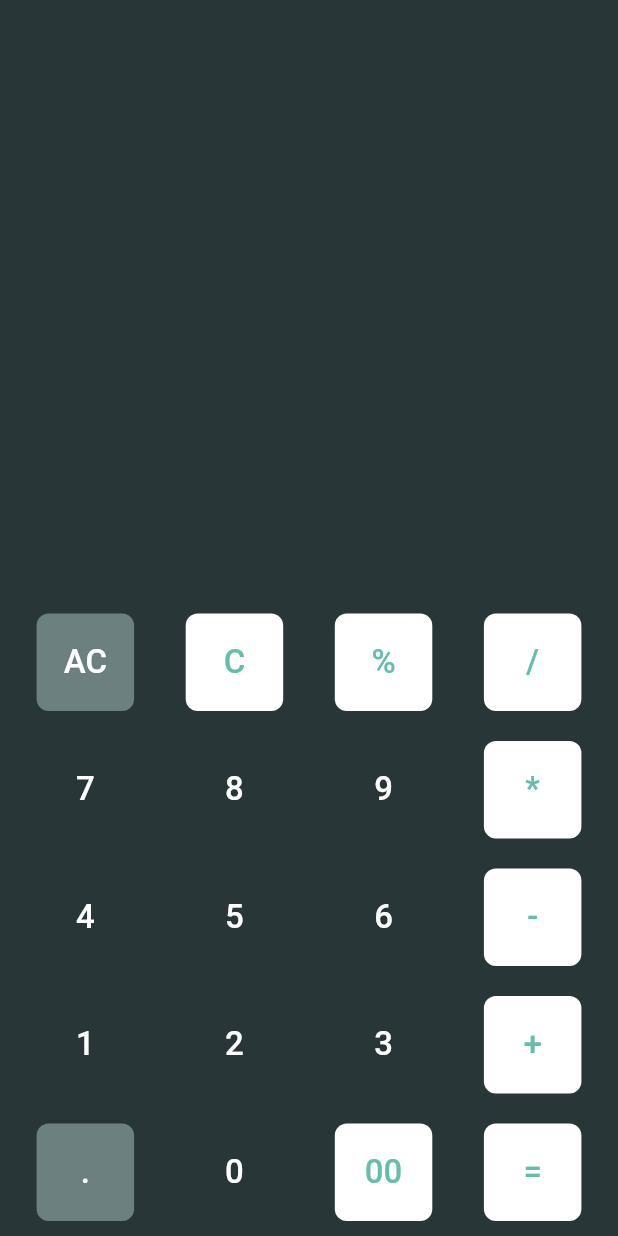
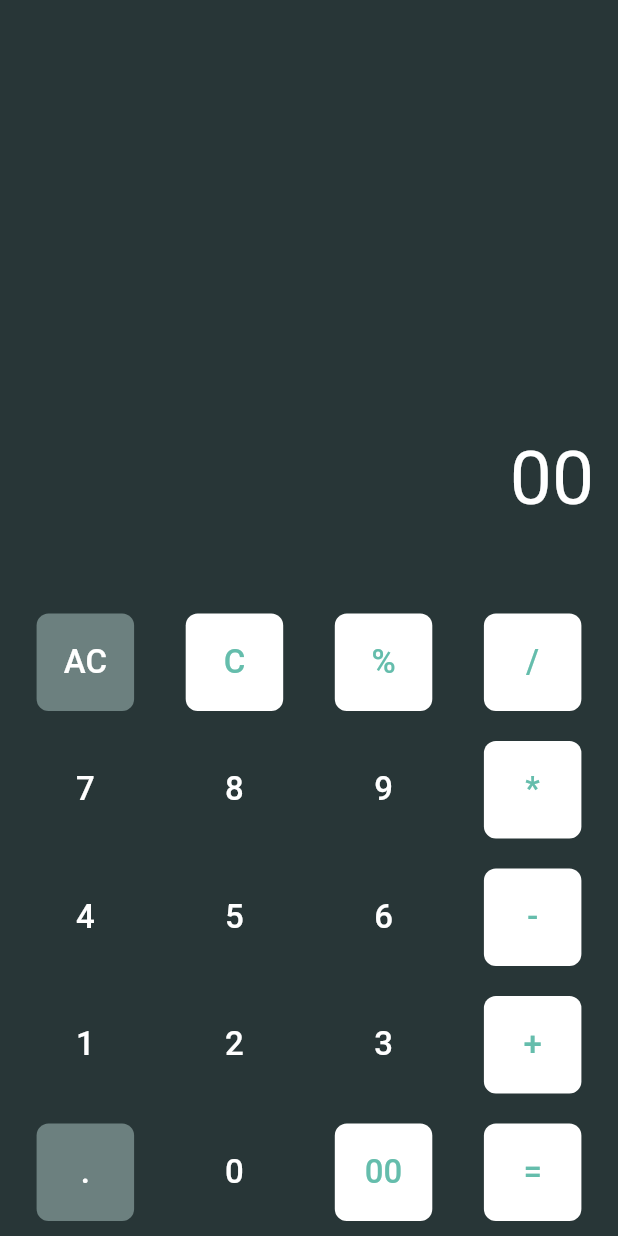
Before and after one commit to vasugarg25/calculator, a Flutter app: the screen it shows after launch, after a tap on "00", on a phone screen of 412 x 824 dp. Run offline on Flutter 3.47's test engine with Material 2 defaults, Android fonts, the phone set to English and light mode, and no system bars; our stand-ins replace math_expressions.

```diff
--- a/calc/lib/calcbutton.dart
+++ b/calc/lib/calcbutton.dart
@@ -5,12 +5,14 @@ class Calcbutton extends StatelessWidget {
   final int textColor;
   final int fillColor;
   final double textSize;
+  final Function callback;
   const Calcbutton({
     Key key,
     this.text,
     this.fillColor,
     this.textColor = 0xFFFFFFFF,
     this.textSize = 28,
+    this.callback
   }) : super(key: key);
 
   @override
@@ -22,7 +24,9 @@ class Calcbutton extends StatelessWidget {
         height: 65,
         child: FlatButton(
             shape: RoundedRectangleBorder(borderRadius: BorderRadius.circular(8)),
-            onPressed: () {},
+            onPressed: () {
+              callback(text);
+            },
             color:fillColor!=null?Color(fillColor):null,
             textColor: Color(textColor),
 
--- a/calc/lib/main.dart
+++ b/calc/lib/main.dart
@@ -1,3 +1,5 @@
+import 'dart:math';
+import 'package:math_expressions/math_expressions.dart';
 import 'package:flutter/cupertino.dart';
 import 'package:flutter/material.dart';
 import 'calcbutton.dart';
@@ -6,8 +8,49 @@ void main() {
   runApp(CalcApp());
 }
 
-class CalcApp extends StatelessWidget {
+class CalcApp extends StatefulWidget {
   // This widget is the root of your application.
+
+
+  @override
+  _CalcAppState createState() => _CalcAppState();
+}
+
+class _CalcAppState extends State<CalcApp> {
+  String history="";
+  String expression="";
+  void numClick(String text)
+  {
+    setState(() {
+      expression+=text;
+    });
+  }
+  void allClear(String text)
+  {
+    setState(() {
+      expression="";
+      history="";
+    });
+  }
+  void Clear(String text)
+  {
+    setState(() {
+      expression="";
+    });
+  }
+  void solve(String text)
+  {
+    Parser p = Parser();
+    Expression exp = p.parse(expression);
+    ContextModel cm = ContextModel();
+    double eval = exp.evaluate(EvaluationType.REAL, cm);
+    setState(() {
+      history=expression;
+      expression=eval.toString();
+    });
+  }
+
+
   @override
   Widget build(BuildContext context) {
     return MaterialApp(
@@ -17,27 +60,50 @@ class CalcApp extends StatelessWidget {
         body: Column(
           mainAxisAlignment: MainAxisAlignment.end,
           children: [
+            Container(
+              padding: EdgeInsets.only(right: 16),
+              child: Text(
+                history,
+
+                style: (TextStyle(fontSize: 25,color: Color(0xFF545F61)))
+
+              ),
+              alignment: Alignment(1, 1),
+            ),
+            Container(
+              padding: EdgeInsets.only(right: 16),
+              child: Text(
+                expression,
+                style: (TextStyle(fontSize: 50,color: Colors.white)),
+              ),
+              alignment: Alignment(1, 1),
+            ),
+            SizedBox(height: 50,),
             Row(
               mainAxisAlignment: MainAxisAlignment.spaceEvenly,
               children: [
                 Calcbutton(
                   text: 'AC',
+                  callback: allClear,
                   fillColor: 0xFF6C807F,
                 ),
                 Calcbutton(
                   text: 'C',
                   fillColor: 0xFFFFFFFF,
                   textColor: 0xFF65BDAC,
+                  callback: Clear,
                 ),
                 Calcbutton(
                   text: '%',
                   fillColor: 0xFFFFFFFF,
                   textColor: 0xFF65BDAC,
+                  callback: numClick,
                 ),
                 Calcbutton(
                   text: '/',
                   fillColor: 0xFFFFFFFF,
                   textColor: 0xFF65BDAC,
+                  callback: numClick,
                 ),
               ],
             ),
@@ -46,19 +112,21 @@ class CalcApp extends StatelessWidget {
               children: [
                 Calcbutton(
                   text: '7',
+                  callback: numClick,
                 ),
                 Calcbutton(
                   text: '8',
+                  callback: numClick,
                 ),
                 Calcbutton(
                   text: '9',
-
+                  callback: numClick,
                 ),
                 Calcbutton(
                   text: '*',
                   fillColor: 0xFFFFFFFF,
                   textColor: 0xFF65BDAC,
-                ),
+                  callback: numClick,),
               ],
             ),
             Row(
@@ -66,19 +134,21 @@ class CalcApp extends StatelessWidget {
               children: [
                 Calcbutton(
                   text: '4',
-
+                  callback: numClick,
                 ),
                 Calcbutton(
                   text: '5',
+                  callback: numClick,
                 ),
                 Calcbutton(
                   text: '6',
-
+                  callback: numClick,
                 ),
                 Calcbutton(
                   text: '-',
                   fillColor: 0xFFFFFFFF,
                   textColor: 0xFF65BDAC,
+                  callback: numClick,
                 ),
               ],
             ),
@@ -87,20 +157,18 @@ class CalcApp extends StatelessWidget {
               children: [
                 Calcbutton(
                   text: '1',
-
+                  callback: numClick,
                 ),
                 Calcbutton(
-                  text: '2',
-
+                  text: '2',callback: numClick,
                 ),
                 Calcbutton(
-                  text: '3',
-
+                  text: '3',callback: numClick,
                 ),
                 Calcbutton(
                   text: '+',
                   fillColor: 0xFFFFFFFF,
-                  textColor: 0xFF65BDAC,
+                  textColor: 0xFF65BDAC,callback: numClick,
                 ),
               ],
             ),
@@ -108,22 +176,21 @@ class CalcApp extends StatelessWidget {
               mainAxisAlignment: MainAxisAlignment.spaceEvenly,
               children: [
                 Calcbutton(
-                  text: '.',
+                  text: '.',callback: numClick,
                   fillColor: 0xFF6C807F,
                 ),
                 Calcbutton(
-                  text: '0',
-
+                  text: '0',callback: numClick,
                 ),
                 Calcbutton(
                   text: '00',
-                  fillColor: 0xFFFFFFFF,
+                  fillColor: 0xFFFFFFFF,callback: numClick,
                   textColor: 0xFF65BDAC,
                 ),
                 Calcbutton(
                   text: '=',
                   fillColor: 0xFFFFFFFF,
-                  textColor: 0xFF65BDAC,
+                  textColor: 0xFF65BDAC,callback: solve,
                 ),
               ],
             ),
--- a/calc/pubspec.yaml
+++ b/calc/pubspec.yaml
@@ -28,6 +28,7 @@ dependencies:
   # The following adds the Cupertino Icons font to your application.
   # Use with the CupertinoIcons class for iOS style icons.
   cupertino_icons: ^1.0.2
+  math_expressions: ^2.1.1
 
 dev_dependencies:
   flutter_test:
```
Also changed, not shown: calc/pubspec.lock.
